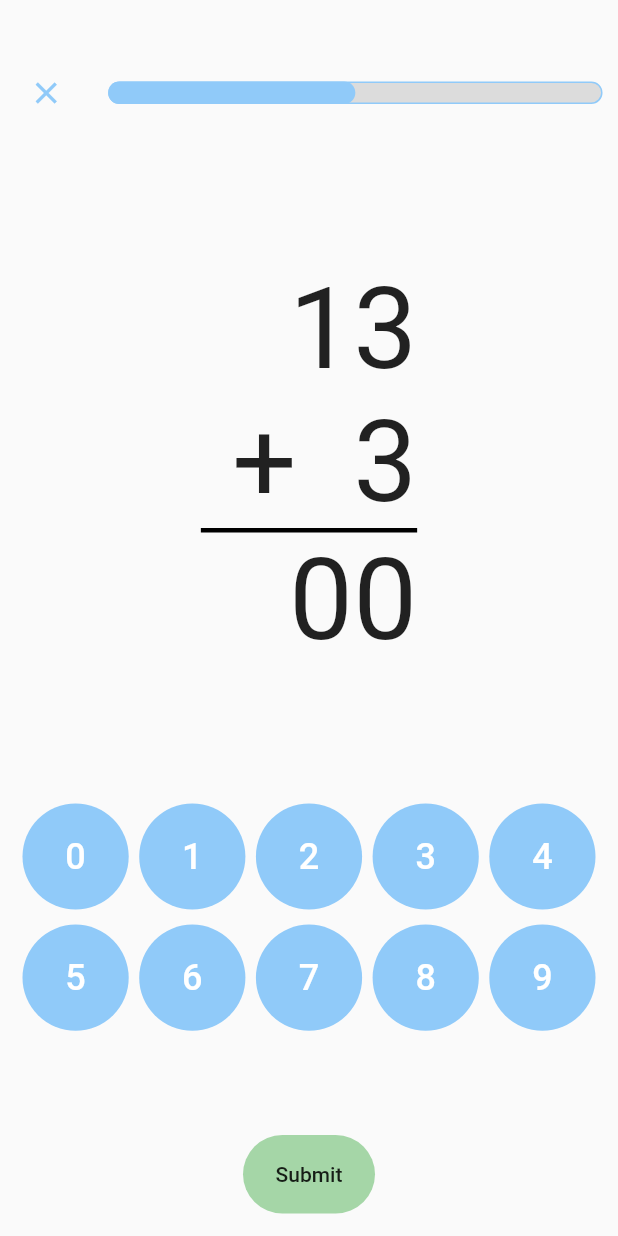
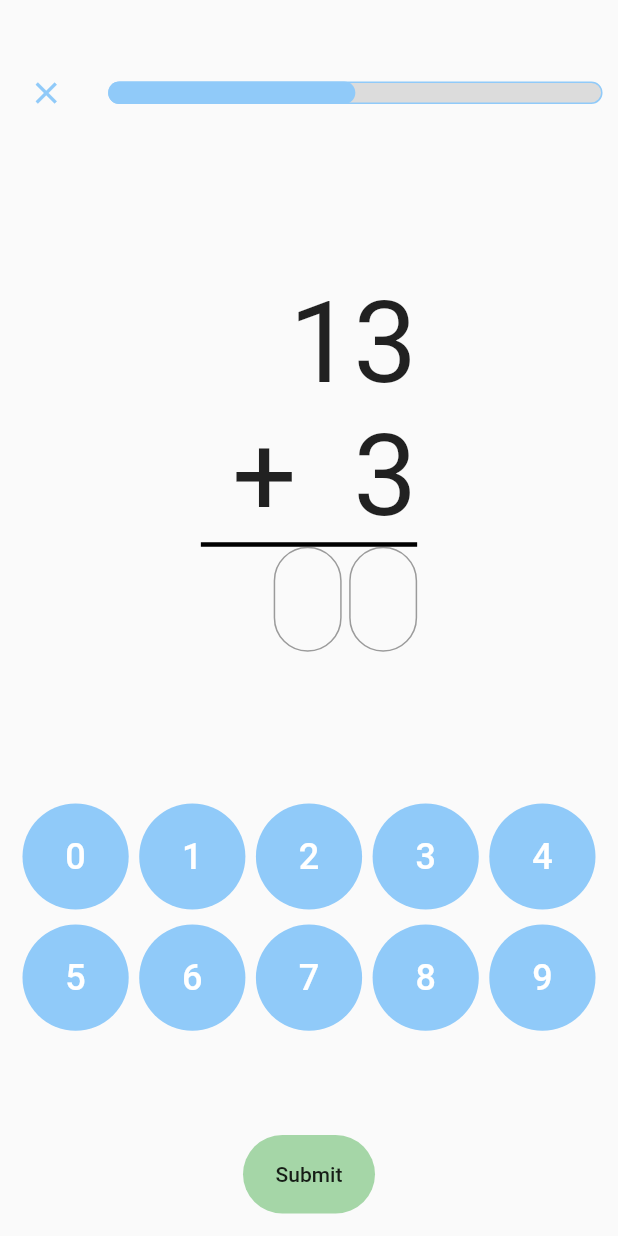
Before and after one commit to mesegirones/juego_sumas, a Flutter app: the OperationScreen screen opened by its route, on a phone screen of 412 x 824 dp. Run offline on Flutter 3.47's test engine with Material 2 defaults, Android fonts, the phone set to English and light mode, and no system bars.

Commit message:
Change results Text to TextField & hide keyboard

```diff
--- a/lib/screens/operation_screen.dart
+++ b/lib/screens/operation_screen.dart
@@ -12,6 +12,7 @@ class OperationScreen extends StatefulWidget {
 
 class _OperationScreenState extends State<OperationScreen> {
   List<int> _results = [0, 0];
+  double step = 0;
 
   String _levelId = 'level1';
 
--- a/lib/widgets/operation.dart
+++ b/lib/widgets/operation.dart
@@ -14,11 +14,9 @@ class Operation extends StatelessWidget {
 
     final levelData = Provider.of<Levels>(context).getCurrentLevel(levelId);
 
-    print(levelData.id);
-
     Widget getText(numbers, isBottom) {
       String newNumber = '';
-      if(isBottom){
+      if (isBottom) {
         newNumber = '+  ';
       }
       numbers.forEach(
@@ -38,17 +36,60 @@ class Operation extends StatelessWidget {
       // crossAxisAlignment: CrossAxisAlignment.end,
       children: <Widget>[
         getText(levelData.topNumber, false),
-       getText(levelData.bottomNumber, true),
+        getText(levelData.bottomNumber, true),
         Container(
           width: mediaQuery.size.width * 0.35,
           height: 3,
           color: Colors.black,
         ),
-        Text(
-          '${results[0]}${results[1]}',
-          style: TextStyle(fontSize: 76),
+        // Text(
+        //   '${results[0]}${results[1]}',
+        //   style: TextStyle(fontSize: 76),
+        // ),
+        Row(
+          mainAxisAlignment: MainAxisAlignment.end,
+          children: <Widget>[
+            Container(
+              height: 70,
+              width: mediaQuery.size.width * 0.11,
+              child: TextField(
+                focusNode: AlwaysDisabledFocusNode(),
+                decoration: InputDecoration(
+                  border: OutlineInputBorder(
+                    borderRadius: BorderRadius.circular(25.00),
+                  ),
+                ),
+                style: TextStyle(fontSize: 35),
+                // onChanged: (text) {
+                //   print("First text field: $text");
+                // },
+              ),
+            ),
+            Container(
+              height: 70,
+              width: mediaQuery.size.width * 0.11,
+              margin: EdgeInsets.only(left: 5),
+              child: TextField(
+                focusNode: AlwaysDisabledFocusNode(),
+                decoration: InputDecoration(
+                  border: OutlineInputBorder(
+                    borderRadius: BorderRadius.circular(25.00),
+                  ),
+                ),
+                style: TextStyle(fontSize: 35),
+                // onChanged: (text) {
+                //   print("First text field: $text");
+                // },
+              ),
+            ),
+          ],
         ),
       ],
     );
   }
 }
+
+class AlwaysDisabledFocusNode extends FocusNode {
+  @override
+  bool get hasFocus => false;
+}
```
Also changed, not shown: 12 other files.
